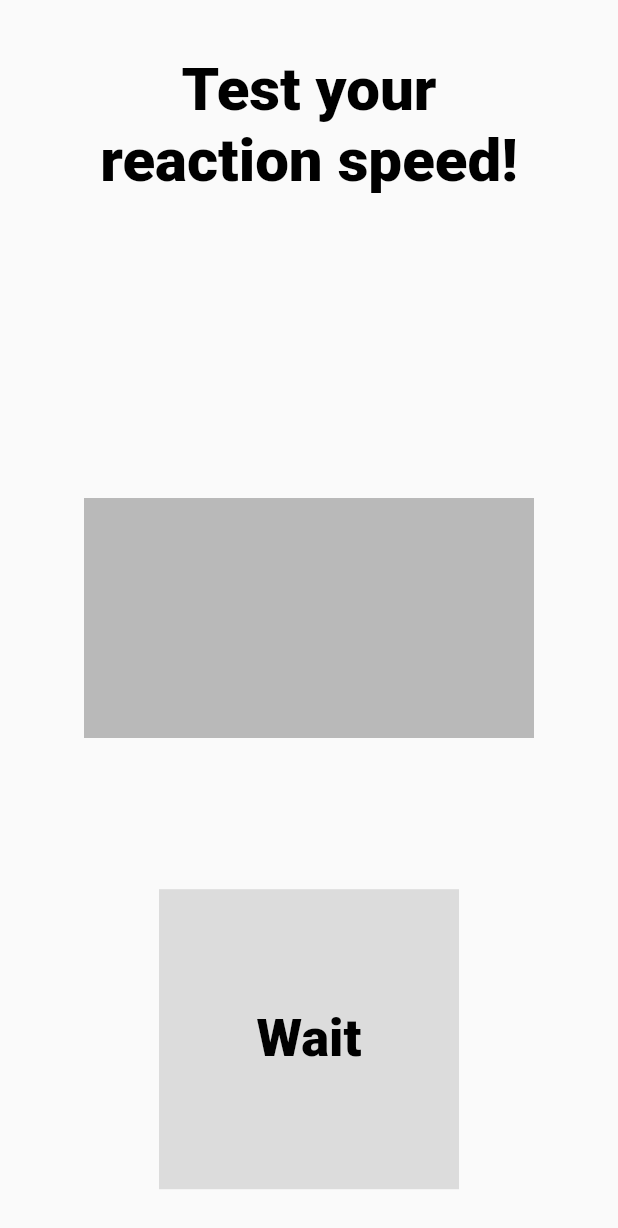
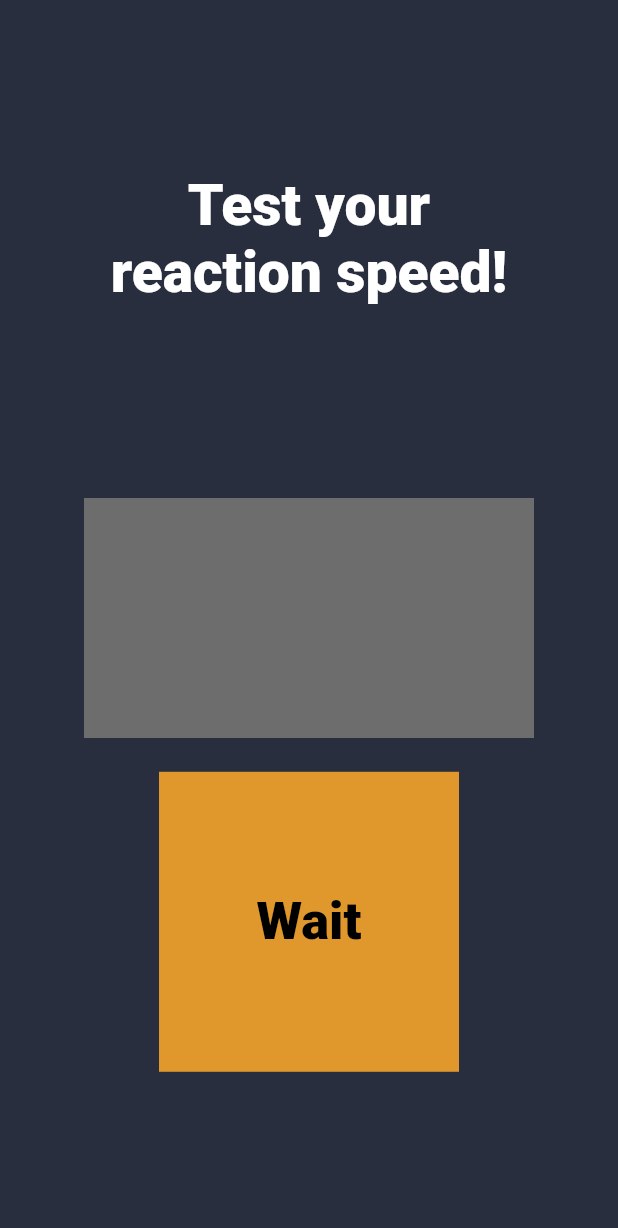
Before and after one commit to theendcomplete/flutter_push, a Flutter app: the screen it shows after launch, after a tap on "Start", on a phone screen of 412 x 824 dp. Shown: the top 1228 px of the screen. Run offline on Flutter 3.47's test engine with Material 2 defaults, Android fonts, the phone set to English and light mode, and no system bars.

Commit message:
Add styles

```diff
--- a/lib/main.dart
+++ b/lib/main.dart
@@ -12,8 +12,10 @@ class MyApp extends StatelessWidget {
 
   @override
   Widget build(BuildContext context) {
-    return const MaterialApp(
-      home: MyHomePage(),
+    return MaterialApp(
+      home: SafeArea(
+        child: MyHomePage(),
+      ),
     );
   }
 }
@@ -30,26 +32,37 @@ class _MyHomePageState extends State<MyHomePage> {
   GameState gameState = GameState.readyToStart;
   Timer? waitingTimer;
   Timer? stoppableTimer;
+  Color buttonColor = Colors.black12;
+
   @override
   Widget build(BuildContext context) {
+    final Size screen_size = MediaQuery.of(context).size;
+    final double top_padding = screen_size.height * 0.1;
+    final double bottom_padding = top_padding;
+
+
     return Scaffold(
+      backgroundColor: Color(0xFF282E3D),
       body: Stack(children: [
-        const Align(
+        Padding(
+          padding: EdgeInsets.only(top: top_padding),
+          child: const Align(
             alignment: Alignment(0, -0.9),
             child: Text(
               "Test your \nreaction speed!",
               textAlign: TextAlign.center,
               style: TextStyle(
-              fontSize: 40,
-              fontWeight: FontWeight.w800,
-              color: Colors.black,
+                fontSize: 38,
+                fontWeight: FontWeight.w900,
+                color: Colors.white,
+              ),
             ),
           ),
         ),
         Align(
           alignment: Alignment.center,
           child: ColoredBox(
-            color: Colors.black26,
+            color: Color(0xFF6D6D6D),
             child: SizedBox(
               height: 160,
               width: 300,
@@ -57,35 +70,44 @@ class _MyHomePageState extends State<MyHomePage> {
                 child: Text(
                   millisecondsText,
                   style: const TextStyle(
-                    fontSize: 70,
-                    fontWeight: FontWeight.w800,
-                    color: Colors.black,
+                    fontSize: 38,
+                    fontWeight: FontWeight.w900,
+                    color: Colors.white,
                   ),
                 ),
               ),
             ),
           ),
         ),
-        Align(
+        Padding(
+          padding: EdgeInsets.only(bottom: bottom_padding),
+          child: Align(
             alignment: const Alignment(0, 0.9),
             child: GestureDetector(
               onTap: () => setState(() {
+// Когда написано START — цвет кнопки должен быть FF40CA88
+// Когда написано WAIT — цвет кнопки должен быть FFE0982D
+// Когда написано STOP — цвет кнопки должен быть FFE02D47
+
                 switch (gameState) {
                   case (GameState.readyToStart):
                     gameState = GameState.waiting;
+                    buttonColor = const Color(0xFFE0982D);
                     millisecondsText = '';
                     _startWaitingTimer();
                     break;
                   case (GameState.waiting):
+                    buttonColor = const Color(0xFFE02D47);
                     break;
                   case (GameState.canBeStopped):
                     gameState = GameState.readyToStart;
+                    buttonColor = const Color(0xFF40CA88);
                     stoppableTimer?.cancel();
                     break;
                 }
               }),
               child: ColoredBox(
-              color: Colors.black12,
+                color: buttonColor,
                 child: SizedBox(
                   width: 200,
                   height: 200,
@@ -96,6 +118,7 @@ class _MyHomePageState extends State<MyHomePage> {
                         fontSize: 35,
                         fontWeight: FontWeight.w800,
                         color: Colors.black,
+                      ),
                     ),
                   ),
                 ),
```
Lines whose indentation alone changed are shown as unchanged.
